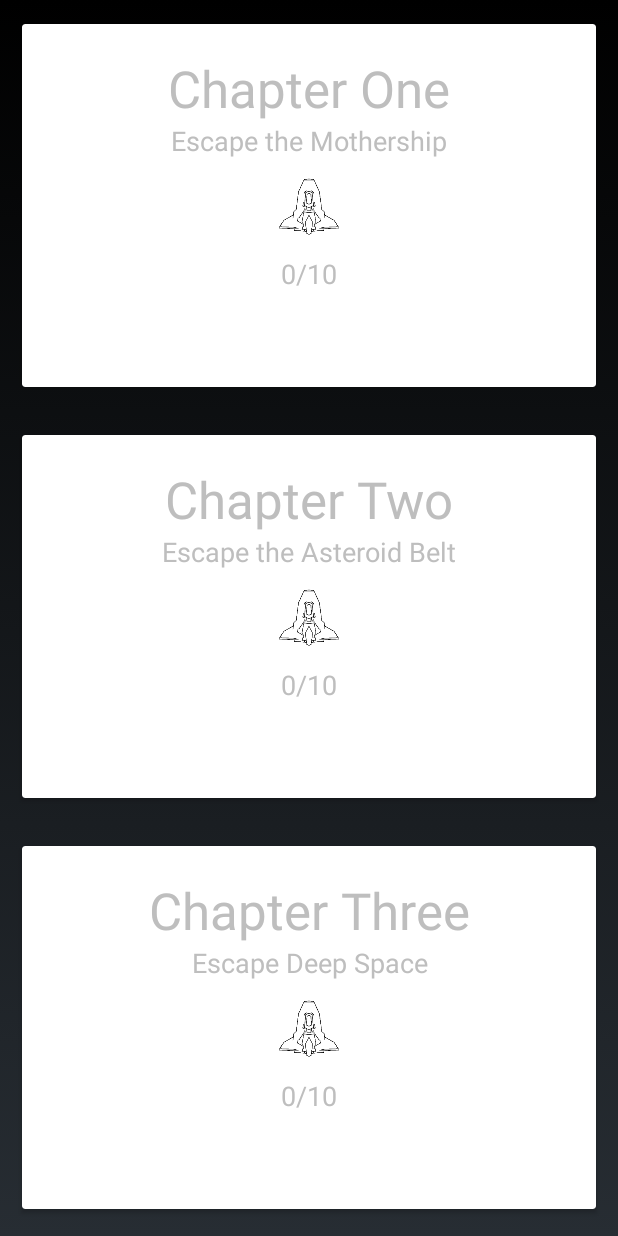
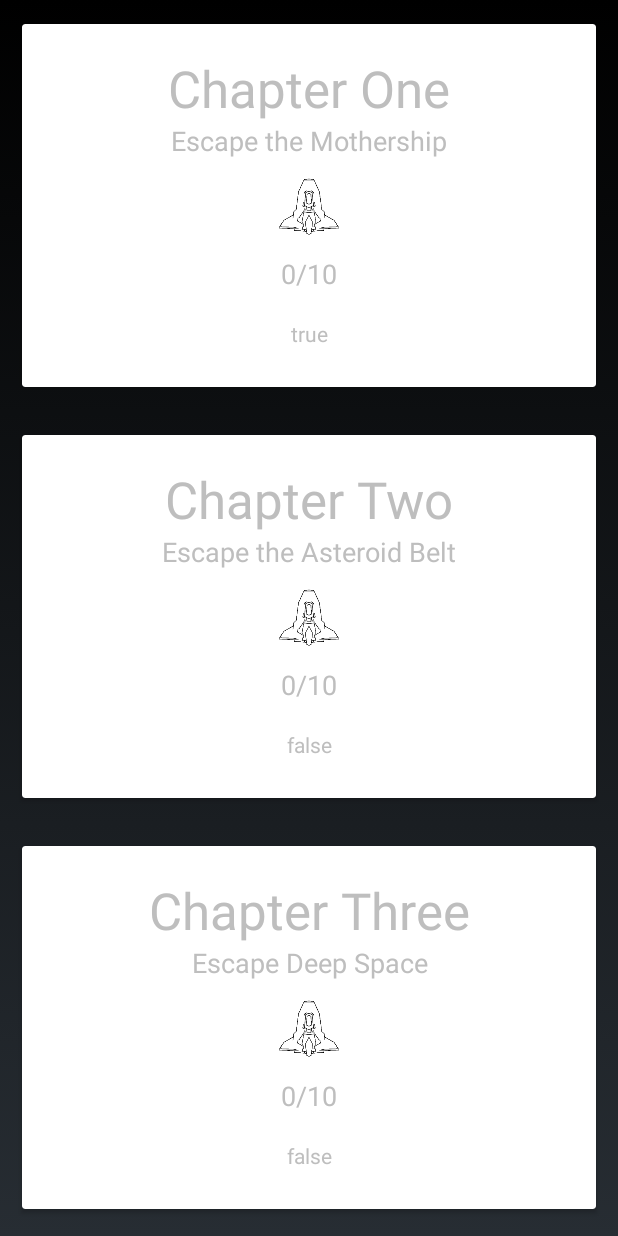
Before and after one commit to colemccann/SpaceEscape, an Android app: the screen it shows after launch (MainActivity), after a tap on "Start Game!", on a phone screen of 412 x 824 dp. Run offline under Robolectric (Android 15) with nearby library versions, the phone set to English and light mode, and no system bars; 1 statement that could not run was skipped.

Commit message:
fixing menu stuff

```diff
--- a/app/src/main/java/net/mostlyhuman/colesgame/mainmenu/ChapterSelectionFragment.java
+++ b/app/src/main/java/net/mostlyhuman/colesgame/mainmenu/ChapterSelectionFragment.java
@@ -46,6 +46,7 @@ public class ChapterSelectionFragment extends Fragment implements
         @Override
         public void onChapterClick(String chapter, boolean available) {
             if (available) {
+                Log.d(TAG, chapter);
                 openLevelSelection(chapter);
             }
         }
@@ -160,6 +161,7 @@ public class ChapterSelectionFragment extends Fragment implements
             TextView title;
             ImageView image;
             TextView levelsCompleted;
+            TextView availability;
 
             private ChapterItemListener chapterItemListener;
 
@@ -170,6 +172,7 @@ public class ChapterSelectionFragment extends Fragment implements
                 title = (TextView) itemView.findViewById(R.id.chapter_title);
                 image = (ImageView) itemView.findViewById(R.id.chapter_image);
                 levelsCompleted = (TextView) itemView.findViewById(R.id.levels_completed);
+                availability = (TextView) itemView.findViewById(R.id.availability_tv);
 
                 chapterItemListener = listener;
                 itemView.setOnClickListener(this);
@@ -180,7 +183,7 @@ public class ChapterSelectionFragment extends Fragment implements
                 int position = getAdapterPosition();
                 Chapter chapter = getItem(position);
                 chapterItemListener.onChapterClick(chapter.getChapterTitle(),
-                        /*chapter.isAvailable()*/ true);
+                        chapter.isAvailable());
             }
         }
 
@@ -201,6 +204,7 @@ public class ChapterSelectionFragment extends Fragment implements
             holder.image.setImageResource(chapter.getChapterImage());
             holder.levelsCompleted.setText(String.format(context.getString(R.string.out_of_ten),
                     chapter.getLevelsCompleted()));
+            holder.availability.setText(String.valueOf(chapter.isAvailable()));
         }
 
         @Override
@@ -237,8 +241,10 @@ public class ChapterSelectionFragment extends Fragment implements
             for (int complete : completeStatus) {
                 if (complete == 1) {
                     totalLevelsCompleted++;
+
                 } else break;
             }
+            Log.d(TAG, "Levels Completed: " + String.valueOf(totalLevelsCompleted));
 
             int chaptersCompleted = totalLevelsCompleted / LEVELS_PER_CHAPTER;
             int remainder = totalLevelsCompleted % LEVELS_PER_CHAPTER;
@@ -259,6 +265,10 @@ public class ChapterSelectionFragment extends Fragment implements
                     chapterAvailability[i] = false;
                 }
             }
+            for (boolean b : chapterAvailability) {
+                Log.d(TAG, String.valueOf(b));
+            }
+
 
             levelsCompletePerChapter[chaptersCompleted + 1] = remainder;
 
--- a/app/src/main/java/net/mostlyhuman/colesgame/mainmenu/LevelSelectionFragment.java
+++ b/app/src/main/java/net/mostlyhuman/colesgame/mainmenu/LevelSelectionFragment.java
@@ -75,6 +75,12 @@ public class LevelSelectionFragment extends Fragment implements
         args.putString(Constants.CHAPTER_TITLE, getArguments().getString(Constants.CHAPTER_TITLE));
 
         getActivity().getLoaderManager().initLoader(1, args, this);
+    }
+
+    @Override
+    public void onDestroy() {
+        super.onDestroy();
+        getActivity().getLoaderManager().destroyLoader(1);
     }
 
     @Override
--- a/app/src/main/res/layout/recyclerview_chapter_list_item.xml
+++ b/app/src/main/res/layout/recyclerview_chapter_list_item.xml
@@ -82,6 +82,20 @@
             tools:layout_constraintTop_creator="1"
             tools:text="5/9" />
 
+        <TextView
+            android:id="@+id/availability_tv"
+            android:layout_width="wrap_content"
+            android:layout_height="wrap_content"
+            android:layout_marginBottom="8dp"
+            android:layout_marginLeft="8dp"
+            android:layout_marginRight="8dp"
+            android:layout_marginTop="8dp"
+            card_view:layout_constraintBottom_toBottomOf="parent"
+            card_view:layout_constraintLeft_toLeftOf="parent"
+            card_view:layout_constraintRight_toRightOf="parent"
+            card_view:layout_constraintTop_toBottomOf="@+id/levels_completed"
+            tools:text="available" />
+
 
     </android.support.constraint.ConstraintLayout>
 
```
